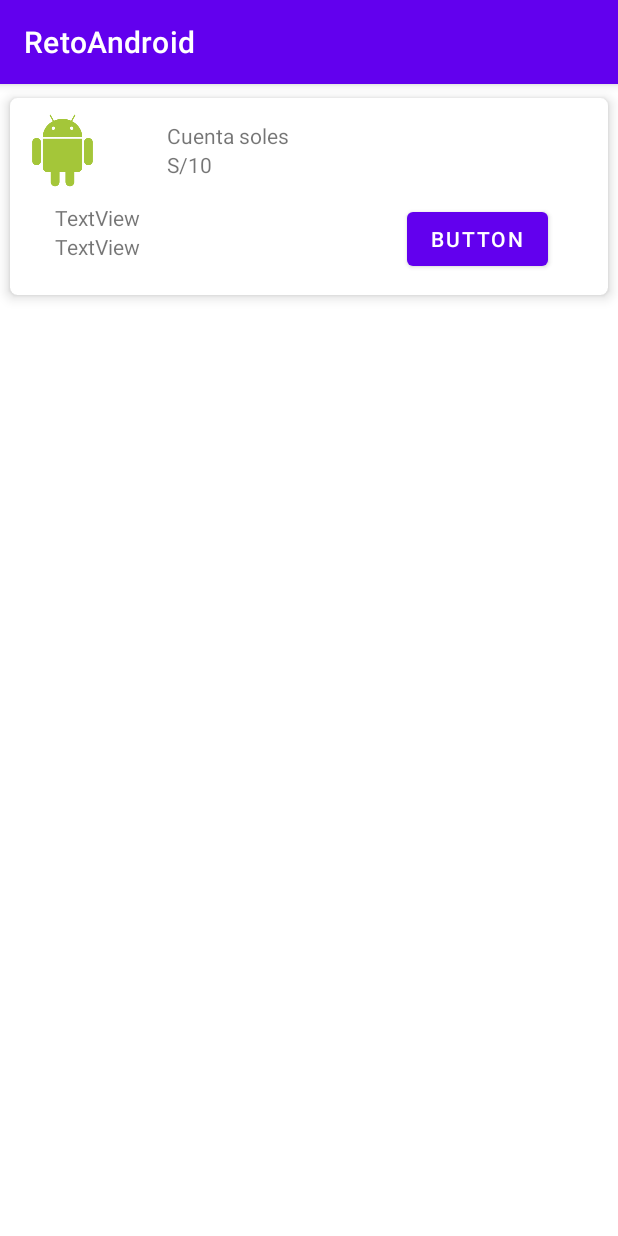
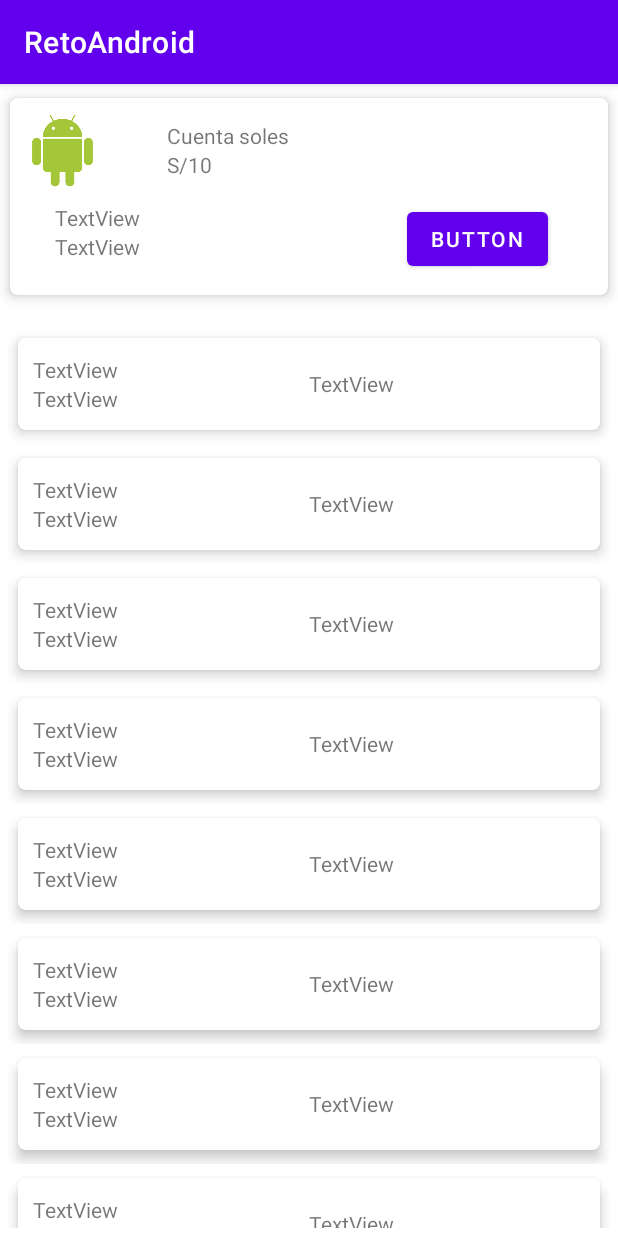
Before and after one commit to leandro1995/RetoAndroid, an Android app: the DetailProductActivity screen opened directly, with no data from a screen before it, on a phone screen of 412 x 824 dp. Run offline under Robolectric (Android 15) with nearby library versions, the phone set to English and light mode, and no system bars.

Commit message:
Maquetar lista de movimientos de productos en recyclerView

```diff
--- a/app/src/main/java/com/leandro1995/retoandroid/activity/DetailProductActivity.kt
+++ b/app/src/main/java/com/leandro1995/retoandroid/activity/DetailProductActivity.kt
@@ -2,12 +2,28 @@ package com.leandro1995.retoandroid.activity
 
 import androidx.appcompat.app.AppCompatActivity
 import android.os.Bundle
+import androidx.recyclerview.widget.LinearLayoutManager
+import androidx.recyclerview.widget.RecyclerView
 import com.leandro1995.retoandroid.R
+import com.leandro1995.retoandroid.adapter.MovementProductAdapter
 
 class DetailProductActivity : AppCompatActivity() {
+
+    private lateinit var movementProductAdapter: MovementProductAdapter
 
     override fun onCreate(savedInstanceState: Bundle?) {
         super.onCreate(savedInstanceState)
         setContentView(R.layout.activity_detail_product)
+
+        movementProductAdapter = MovementProductAdapter()
+
+        findViewById<RecyclerView>(R.id.movementProductRecycler).apply {
+
+            layoutManager = LinearLayoutManager(this@DetailProductActivity).apply {
+                orientation = LinearLayoutManager.VERTICAL
+            }
+
+            adapter = movementProductAdapter
+        }
     }
 }
--- /dev/null
+++ b/app/src/main/java/com/leandro1995/retoandroid/adapter/MovementProductAdapter.kt
@@ -0,0 +1,30 @@
+package com.leandro1995.retoandroid.adapter
+
+import android.view.LayoutInflater
+import android.view.View
+import android.view.ViewGroup
+import androidx.recyclerview.widget.RecyclerView
+import com.leandro1995.retoandroid.R
+
+class MovementProductAdapter :
+    RecyclerView.Adapter<MovementProductAdapter.MovementProductHolder>() {
+
+    override fun onCreateViewHolder(parent: ViewGroup, viewType: Int): MovementProductHolder {
+
+        return MovementProductHolder(
+            LayoutInflater.from(parent.context)
+                .inflate(R.layout.item_movement_product, parent, false)
+        )
+    }
+
+    override fun onBindViewHolder(holder: MovementProductHolder, position: Int) {
+
+    }
+
+    override fun getItemCount(): Int {
+
+        return 10
+    }
+
+    class MovementProductHolder constructor(view: View) : RecyclerView.ViewHolder(view)
+}
--- a/app/src/main/res/layout/activity_detail_product.xml
+++ b/app/src/main/res/layout/activity_detail_product.xml
@@ -126,6 +126,23 @@
 
         </androidx.cardview.widget.CardView>
 
+        <LinearLayout
+            android:layout_width="match_parent"
+            android:layout_height="match_parent"
+            android:orientation="vertical">
+
+            <androidx.recyclerview.widget.RecyclerView
+                android:id="@+id/movementProductRecycler"
+                android:layout_width="match_parent"
+                android:layout_height="match_parent"
+                android:layout_marginStart="@dimen/dimen_5"
+                android:layout_marginTop="@dimen/dimen_10"
+                android:layout_marginEnd="@dimen/dimen_5"
+                android:layout_marginBottom="@dimen/dimen_5" />
+
+        </LinearLayout>
+
+
     </LinearLayout>
 
 </androidx.constraintlayout.widget.ConstraintLayout>
--- /dev/null
+++ b/app/src/main/res/layout/item_movement_product.xml
@@ -0,0 +1,71 @@
+<?xml version="1.0" encoding="utf-8"?>
+<androidx.constraintlayout.widget.ConstraintLayout xmlns:android="http://schemas.android.com/apk/res/android"
+    xmlns:app="http://schemas.android.com/apk/res-auto"
+    xmlns:tools="http://schemas.android.com/tools"
+    android:layout_width="match_parent"
+    android:layout_height="wrap_content">
+
+    <androidx.cardview.widget.CardView
+        android:layout_width="@dimen/dimen_0"
+        android:layout_height="@dimen/dimen_70"
+        android:layout_marginStart="@dimen/dimen_0"
+        android:layout_marginTop="@dimen/dimen_0"
+        android:layout_marginEnd="@dimen/dimen_0"
+        android:layout_marginBottom="@dimen/dimen_0"
+        app:cardCornerRadius="@dimen/dimen_5"
+        app:cardElevation="@dimen/dimen_5"
+        app:cardPreventCornerOverlap="true"
+        app:cardUseCompatPadding="true"
+        app:layout_constraintBottom_toBottomOf="parent"
+        app:layout_constraintEnd_toEndOf="parent"
+        app:layout_constraintStart_toStartOf="parent"
+        app:layout_constraintTop_toTopOf="parent">
+
+        <LinearLayout
+            android:layout_width="match_parent"
+            android:layout_height="match_parent"
+            android:layout_gravity="center"
+            android:gravity="center"
+            android:orientation="horizontal"
+            android:padding="@dimen/dimen_10"
+            tools:ignore="DisableBaselineAlignment">
+
+            <LinearLayout
+                android:layout_width="@dimen/dimen_0"
+                android:layout_height="wrap_content"
+                android:layout_weight="1"
+                android:orientation="vertical">
+
+                <TextView
+                    android:layout_width="match_parent"
+                    android:layout_height="wrap_content"
+                    android:text="TextView" />
+
+                <TextView
+                    android:layout_width="match_parent"
+                    android:layout_height="wrap_content"
+                    android:text="TextView" />
+            </LinearLayout>
+
+            <LinearLayout
+                android:layout_width="@dimen/dimen_0"
+                android:layout_height="match_parent"
+                android:layout_gravity="center"
+                android:layout_weight="1"
+                android:gravity="center"
+                android:orientation="vertical">
+
+                <TextView
+                    android:layout_width="match_parent"
+                    android:layout_height="wrap_content"
+                    android:layout_gravity="bottom"
+                    android:gravity="bottom"
+                    android:text="TextView" />
+
+            </LinearLayout>
+
+        </LinearLayout>
+
+    </androidx.cardview.widget.CardView>
+
+</androidx.constraintlayout.widget.ConstraintLayout>
--- a/app/src/main/res/values/dimens.xml
+++ b/app/src/main/res/values/dimens.xml
@@ -9,6 +9,7 @@
     <dimen name="dimen_50">50dp</dimen>
     <dimen name="dimen_20">20dp</dimen>
     <dimen name="dimen_65">65dp</dimen>
+    <dimen name="dimen_70">80dp</dimen>
     <dimen name="dimen_100">100dp</dimen>
     <dimen name="dimen_150">150dp</dimen>
 
```
